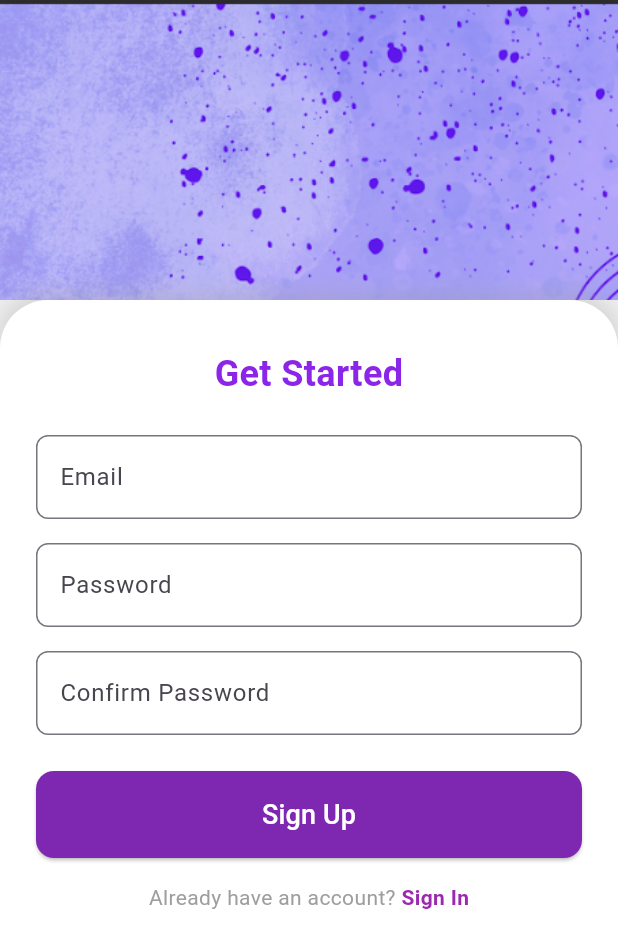
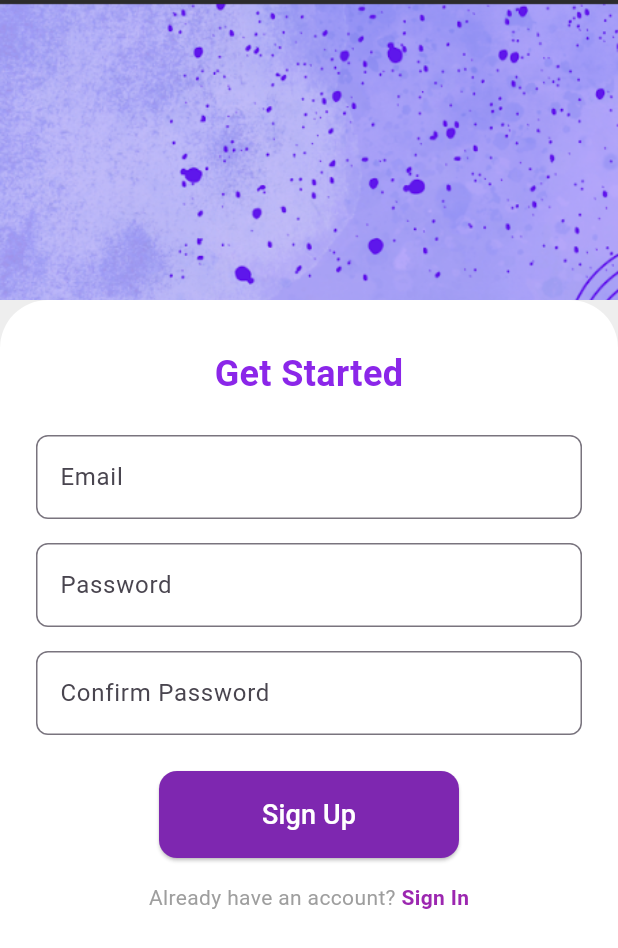
Before and after one commit to zannatul-prome/_133_fa_10, a Flutter app: the screen it shows after launch, after a tap on "Sign Up", on a phone screen of 412 x 824 dp. Shown: the top 948 px of the screen. Run offline on Flutter 3.47's test engine with Material 3 defaults, Android fonts, the phone set to English and light mode, and no system bars.

Commit message:
finised sihnup

```diff
--- a/lib/main.dart
+++ b/lib/main.dart
@@ -31,17 +31,10 @@ void main() {
                     topLeft: Radius.circular(32),
                     topRight: Radius.circular(32),
                   ),
-                  boxShadow: [
-                    BoxShadow(
-                      color: Colors.grey.withOpacity(0.3),
-                      spreadRadius: 2,
-                      blurRadius: 10,
-                      offset: Offset(0, -3), // shadow above the card
-                    ),
-                  ],
+
                 ),
                 child: Column(
-                  crossAxisAlignment: CrossAxisAlignment.stretch,
+                  crossAxisAlignment: CrossAxisAlignment.center, // Center children horizontally
                   children: [
                     // Title
                     Text(
@@ -90,8 +83,10 @@ void main() {
                     ),
                     SizedBox(height: 24),
 
-                    // Sign Up button
-                    ElevatedButton(
+                    // Sign Up button with fixed width
+                    SizedBox(
+                      width: 200, // fixed width
+                      child: ElevatedButton(
                         onPressed: () {
                           print('Sign Up pressed');
                         },
@@ -104,12 +99,13 @@ void main() {
                         ),
                         child: Text(
                           'Sign Up',
-                        style: TextStyle(fontSize: 18,color: Colors.white),
+                          style: TextStyle(fontSize: 18, color: Colors.white),
+                        ),
                       ),
                     ),
                     SizedBox(height: 16),
 
-                    // Sign In link
+                    // Sign In
                     Row(
                       mainAxisAlignment: MainAxisAlignment.center,
                       children: [
@@ -126,7 +122,6 @@ void main() {
                             style: TextStyle(
                               color: Colors.purple,
                               fontWeight: FontWeight.bold,
-
                             ),
                           ),
                         ),
--- a/lib/try1.dart
+++ b/lib/try1.dart
@@ -19,7 +19,7 @@ void main() {
               ),
             ),
 
-            // White card with rounded top corners
+            // White card
             Expanded(
               child: Container(
                 width: double.infinity,
--- a/lib/try2.dart
+++ b/lib/try2.dart
@@ -19,7 +19,7 @@ void main() {
               ),
             ),
 
-            // White card with rounded top corners
+            // White card
             Expanded(
               child: Container(
                 width: double.infinity,
--- a/lib/try3.dart
+++ b/lib/try3.dart
@@ -19,7 +19,7 @@ void main() {
               ),
             ),
 
-            // White card with rounded top corners
+            // White card
             Expanded(
               child: Container(
                 width: double.infinity,
@@ -43,7 +43,7 @@ void main() {
                     ),
                     SizedBox(height: 24),
 
-                    // Email TextField
+                    // Email
                     TextField(
                       decoration: InputDecoration(
                         hintText: 'Email',
--- a/lib/try4.dart
+++ b/lib/try4.dart
@@ -54,7 +54,7 @@ void main() {
                     ),
                     SizedBox(height: 16), // spacing between Email and Password
 
-                    // Password TextField
+                    // Password
                     TextField(
                       obscureText: true, // hides the input text
                       decoration: InputDecoration(
--- a/lib/try6.dart
+++ b/lib/try6.dart
@@ -19,7 +19,7 @@ void main() {
               ),
             ),
 
-            // White card with top rounded corners
+            // White card
             Expanded(
               child: Container(
                 width: double.infinity,
```
Also changed, not shown: lib/finalcodesignup.dart (+9 -14 lines), lib/main copy.dart (deleted, +0 -15 lines), lib/t.dart (+134 -3 lines), lib/t1.dart (deleted, +0 -131 lines). Lines whose indentation alone changed are shown as unchanged.
